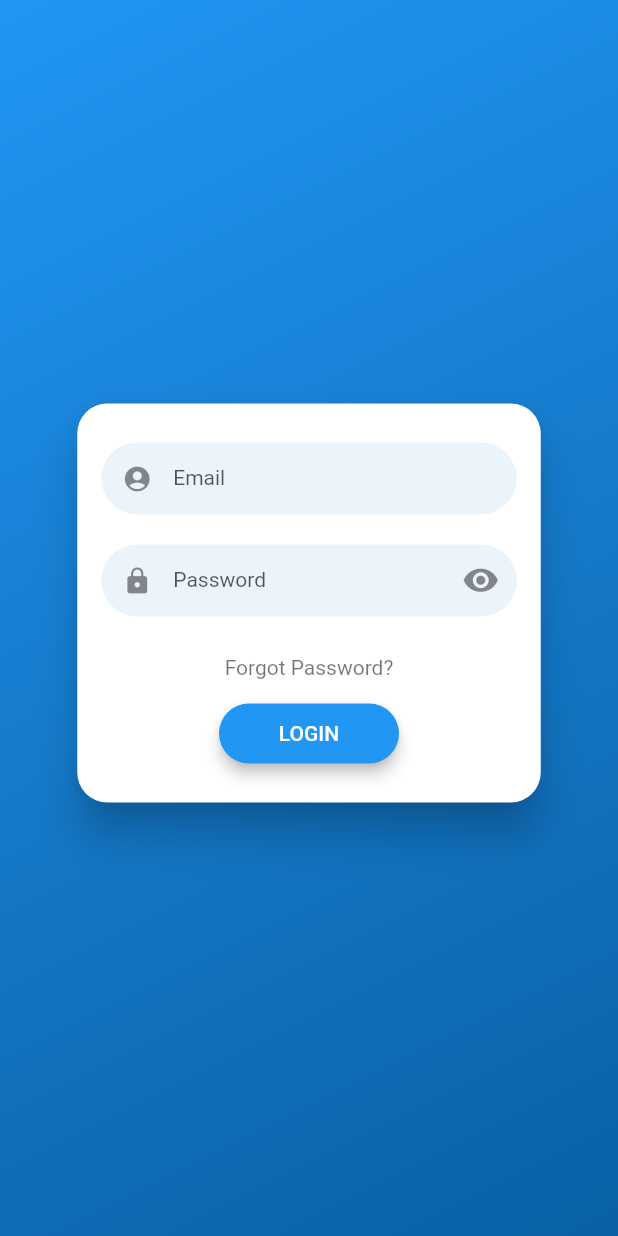
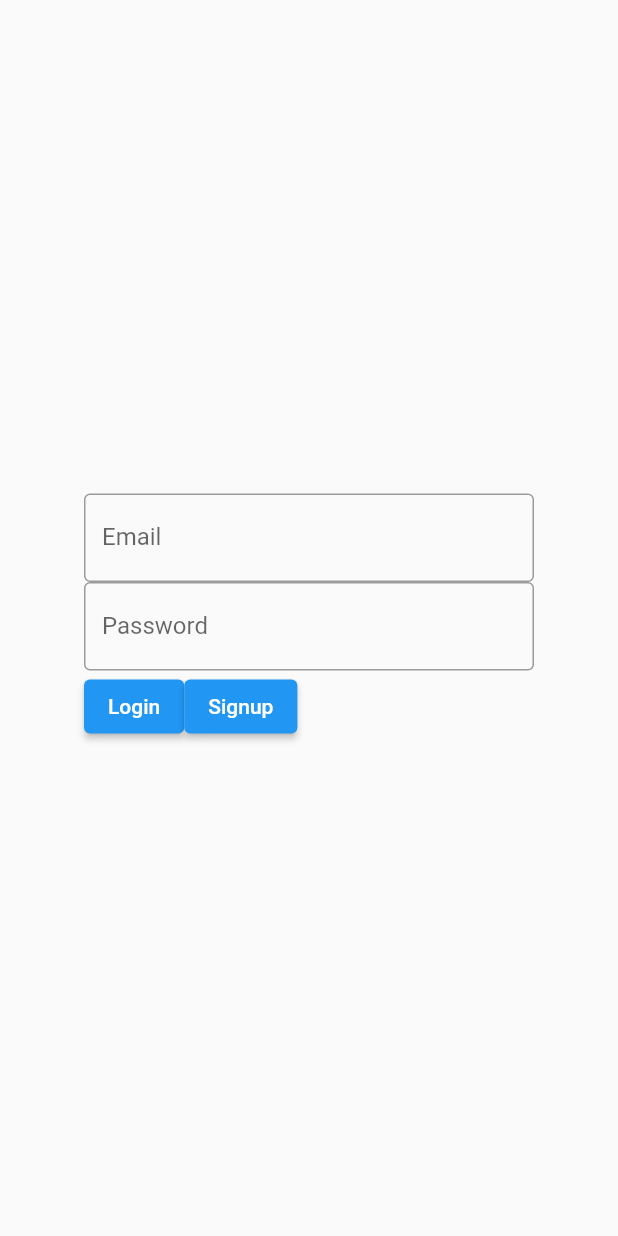
Before and after one commit to amino-health/oura-intervention, a Flutter app: the screen it shows after launch, on a phone screen of 412 x 824 dp. Run offline on Flutter 3.47's test engine with Material 2 defaults, Android fonts, the phone set to English and light mode, and no system bars; drawn by our look-alikes of flutter_login; our stand-ins replace charts_flutter, cloud_firestore, firebase_auth, firebase_core; missing offline and left inert: dart:html; accounts and stored records are empty; statements that could not run were skipped.

Commit message:
User can now input email and password and login via the database

```diff
--- a/lib/main.dart
+++ b/lib/main.dart
@@ -2,15 +2,19 @@
 
 import 'package:flutter/material.dart';
 
-import 'screens/LoginScreen.dart';
-import 'widgets/LoadingWidget.dart';
+// Screens
+import 'package:ouraintervention/screens/LoginScreenTemp.dart';
+
+// Widgets
 import 'package:ouraintervention/screens/Dashboard.dart';
+
+//Misc
+import 'package:ouraintervention/misc/Database.dart';
 
 // Firebase
 import 'package:firebase_core/firebase_core.dart';
 import 'firebase_options.dart';
 import 'package:cloud_firestore/cloud_firestore.dart';
-import 'package:ouraintervention/misc/Database.dart';
 import 'package:firebase_auth/firebase_auth.dart';
 
 void main() async {
@@ -23,32 +27,28 @@ void main() async {
   FirebaseAuth authentication = FirebaseAuth.instance;
   Database database = Database(firestore, authentication);
 
-  runApp(const AppGlobalState());
+  runApp(AppGlobalState(
+    database: database,
+  ));
 }
 
 class AppGlobalState extends StatefulWidget {
-  const AppGlobalState({Key? key}) : super(key: key);
+  const AppGlobalState({Key? key, required this.database}) : super(key: key);
+
+  final Database database;
 
   @override
   State<AppGlobalState> createState() => _AppGlobalStateState();
 }
 
 class _AppGlobalStateState extends State<AppGlobalState> {
-  // User login state.
-  String? _email;
-  String? _password;
   @override
   Widget build(BuildContext context) {
     return MaterialApp(
-      initialRoute: _email == null ? '/login' : '/dashboard',
+      initialRoute: '/login',
       routes: {
-        '/login': (context) => LoginScreen(
-              onLogin: (identity, secret) {
-                setState(() {
-                  _email = identity;
-                  _password = secret;
-                });
-              },
+        '/login': (context) => LoginScreenTemp(
+              database: widget.database,
             ),
         '/dashboard': (context) => Dashboard(
               title: 'Oura Intervention',
--- a/lib/misc/Database.dart
+++ b/lib/misc/Database.dart
@@ -10,7 +10,14 @@ enum AddUserStatus {
   unknownError
 }
 
-enum LoginUserStatus { successful, emailInvalid, userNotFound, passwordInvalid }
+enum LoginUserStatus {
+  successful,
+  emailInvalid,
+  userNotFound,
+  passwordInvalid,
+  tooManyRequests,
+  unknownError
+}
 
 class Database {
   Database(this.firestore, this.authentication);
@@ -41,14 +48,13 @@ class Database {
     } on FirebaseAuthException catch (e) {
       if (e.code == 'invalid-email') {
         return AddUserStatus.emailInvalid;
+      } else if (e.code == 'weak-password') {
+        return AddUserStatus.passwordWeak;
+      } else if (e.code == 'email-already-in-use') {
+        return AddUserStatus.emailBusy;
+      } else {
+        return AddUserStatus.unknownError;
       }
-      if (e.code == 'weak-password') {
-        return AddUserStatus.passwordWeak;
-      }
-      if (e.code == 'email-already-in-use') {
-        return AddUserStatus.emailBusy;
-      }
-      return AddUserStatus.unknownError;
     } catch (e) {
       throw Exception(e);
     }
@@ -79,19 +85,24 @@ class Database {
 
   /// Logins a user from the databased based on their [email] and [password].
   Future<LoginUserStatus> loginUser(String email, String password) async {
+    UserCredential? credential;
     try {
-      await authentication.signInWithEmailAndPassword(
+      credential = await authentication.signInWithEmailAndPassword(
           email: email, password: password);
     } on FirebaseAuthException catch (e) {
       if (e.code == 'invalid-email') {
         return LoginUserStatus.emailInvalid;
+      } else if (e.code == 'user-not-found') {
+        return LoginUserStatus.userNotFound;
+      } else if (e.code == 'wrong-password') {
+        return LoginUserStatus.passwordInvalid;
+      } else if (e.code == 'too-many-requests') {
+        return LoginUserStatus.tooManyRequests;
+      } else {
+        return LoginUserStatus.unknownError;
       }
-      if (e.code == 'user-not-found') {
-        return LoginUserStatus.userNotFound;
-      }
-      if (e.code == 'wrong-password') {
-        return LoginUserStatus.passwordInvalid;
-      }
+    } catch (e) {
+      throw Exception(e);
     }
     return LoginUserStatus.successful;
   }
--- /dev/null
+++ b/lib/screens/LoginScreenTemp.dart
@@ -0,0 +1,101 @@
+import 'package:flutter/material.dart';
+import 'package:ouraintervention/misc/Database.dart';
+
+class LoginScreenTemp extends StatefulWidget {
+  const LoginScreenTemp({Key? key, required this.database}) : super(key: key);
+
+  final Database database;
+
+  @override
+  State<LoginScreenTemp> createState() => _LoginScreenTempState();
+}
+
+class _LoginScreenTempState extends State<LoginScreenTemp> {
+  final emailController = TextEditingController();
+  final passwordController = TextEditingController();
+  String _errorText = "";
+
+  void login() async {
+    LoginUserStatus loginUserStatus = await widget.database
+        .loginUser(emailController.text, passwordController.text);
+    switch (loginUserStatus) {
+      case LoginUserStatus.successful:
+        Navigator.pushNamed(context, '/dashboard');
+        return;
+      case LoginUserStatus.userNotFound:
+        return setState(() {
+          _errorText = "User not found";
+        });
+      case LoginUserStatus.emailInvalid:
+        return setState(() {
+          _errorText = "Invalid email";
+        });
+      case LoginUserStatus.passwordInvalid:
+        return setState(() {
+          _errorText = "Invalid password";
+        });
+      case LoginUserStatus.tooManyRequests:
+        return setState(() {
+          _errorText = "Too many requests";
+        });
+      default:
+        return setState(() {
+          _errorText = "Unknown error";
+        });
+    }
+  }
+
+  void signup() async {
+    // TODO
+  }
+
+  // User login state.
+  @override
+  Widget build(BuildContext context) {
+    return MaterialApp(
+        home: Scaffold(
+            body: SafeArea(
+                child: Center(
+                    child: Container(
+      child: Column(
+        mainAxisAlignment: MainAxisAlignment.center,
+        children: [
+          _errorText == ""
+              ? const SizedBox.shrink()
+              : Container(
+                  decoration: BoxDecoration(
+                    borderRadius: BorderRadius.circular(5),
+                    color: Color.fromARGB(255, 212, 128, 122),
+                  ),
+                  child: Center(child: Text(_errorText)),
+                  width: 300,
+                  height: 30,
+                ),
+          TextField(
+            controller: emailController,
+            decoration: const InputDecoration(
+              border: OutlineInputBorder(),
+              labelText: 'Email',
+            ),
+          ),
+          TextField(
+            controller: passwordController,
+            decoration: const InputDecoration(
+              border: OutlineInputBorder(),
+              labelText: 'Password',
+            ),
+            obscureText: true,
+          ),
+          Row(
+            children: [
+              ElevatedButton(onPressed: login, child: const Text('Login')),
+              ElevatedButton(onPressed: signup, child: const Text('Signup'))
+            ],
+          )
+        ],
+      ),
+      width: 300,
+      height: 300,
+    )))));
+  }
+}
```
Also changed, not shown: lib/screens/LoginScreen.dart (+9 -4 lines).
